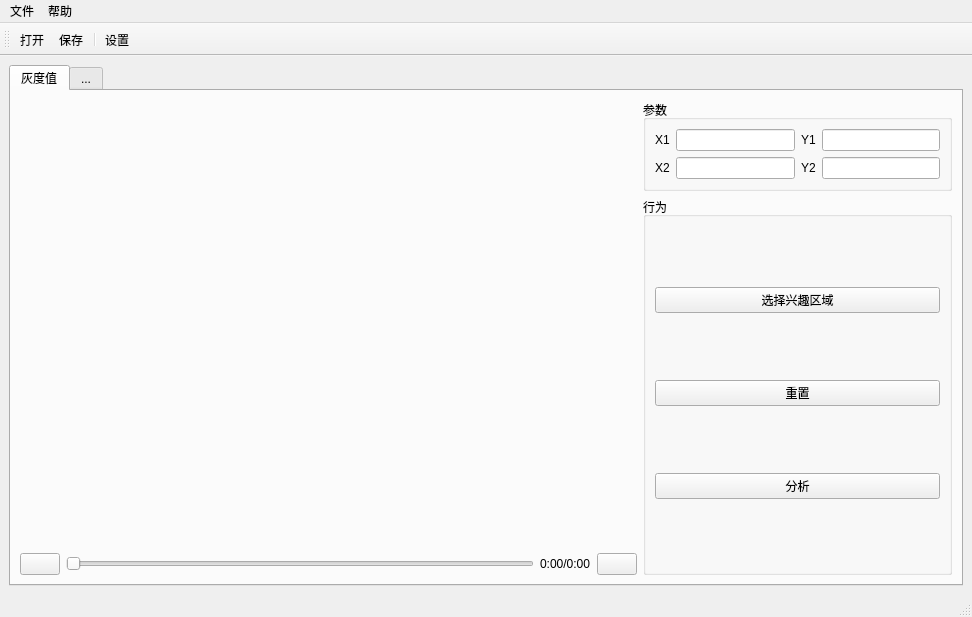
llllTnTlll/videoProcesserGUI, file res/ui/mainWindow.ui: the form before one commit.
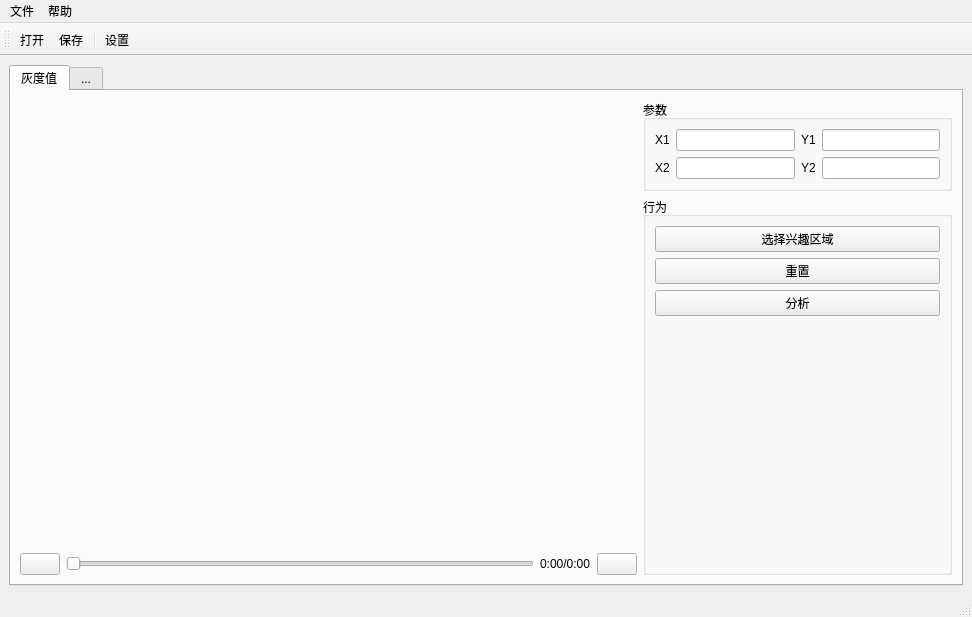
The form after the commit. Icons and pictures are not drawn.

Commit message: basic build

Diff of the .ui file:
```diff
--- a/res/ui/mainWindow.ui
+++ b/res/ui/mainWindow.ui
@@ -199,6 +199,19 @@
                  </property>
                 </widget>
                </item>
+               <item>
+                <spacer name="verticalSpacer">
+                 <property name="orientation">
+                  <enum>Qt::Vertical</enum>
+                 </property>
+                 <property name="sizeHint" stdset="0">
+                  <size>
+                   <width>20</width>
+                   <height>40</height>
+                  </size>
+                 </property>
+                </spacer>
+               </item>
               </layout>
              </widget>
             </item>
```
Left out of the diff: 26 changed lines with no effect on the pictures. The commit also changes 2 other files.
